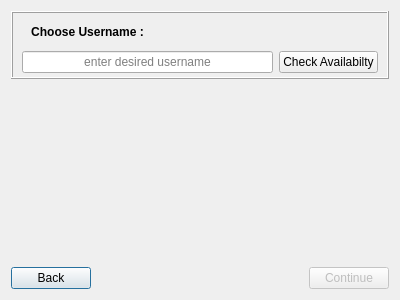
This is register.ui in w4est/COMP3004 as Qt 5 draws it before an edit. The edited form follows.
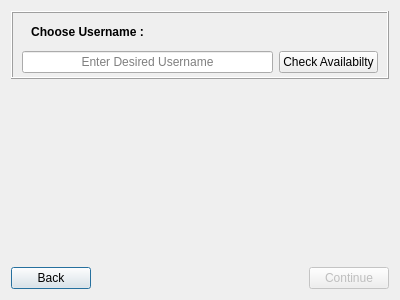
This is the edited form.

What changed in the file:
```diff
--- a/register.ui
+++ b/register.ui
@@ -137,7 +137,7 @@
          <set>Qt::AlignCenter</set>
         </property>
         <property name="placeholderText">
-         <string>enter desired username</string>
+         <string>Enter Desired Username</string>
         </property>
        </widget>
       </item>
```
Left out of the diff: 2 changed lines with no effect on the pictures.
